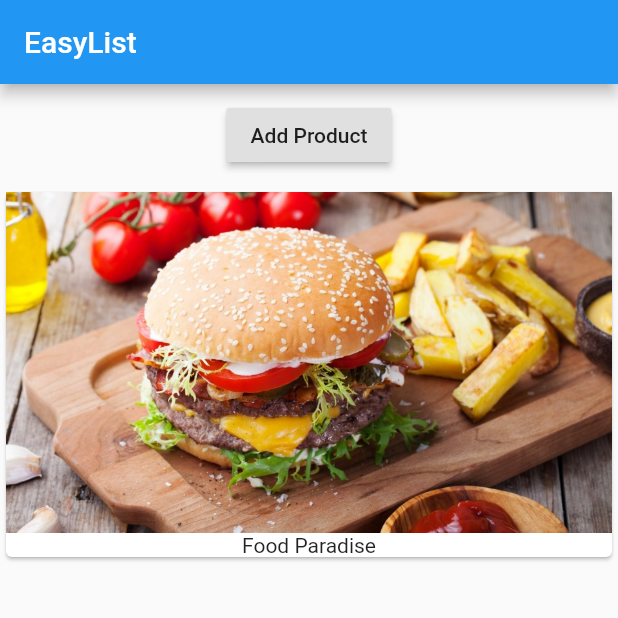
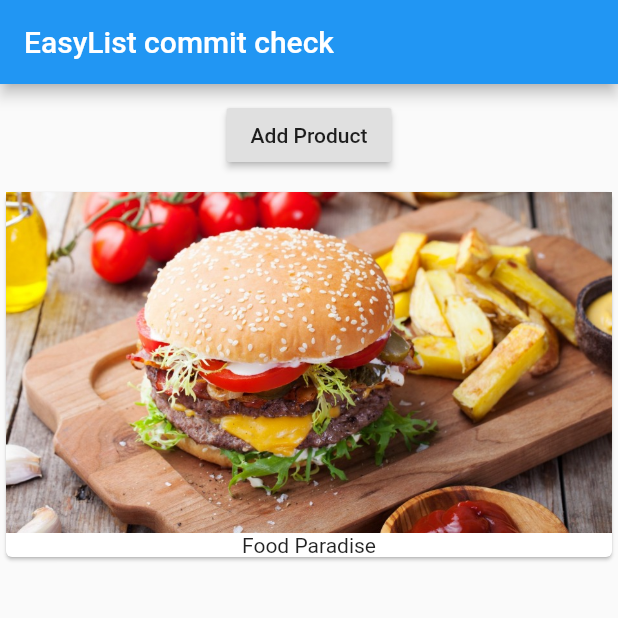
Before and after one commit to PritamKamble/FlutterApp, a Flutter app: the screen it shows after launch, on a phone screen of 412 x 824 dp, the top half of it. Run offline on Flutter 3.47's test engine with Material 2 defaults, Android fonts, the phone set to English and light mode, and no system bars.

Commit message:
second commit

```diff
--- a/lib/main.dart
+++ b/lib/main.dart
@@ -10,7 +10,7 @@ class app extends StatelessWidget {
     return MaterialApp(
       home: Scaffold(
         appBar: AppBar(
-          title: Text('EasyList'),
+          title: Text('EasyList commit check'),
         ),
         body: Column(
           children: [
```
